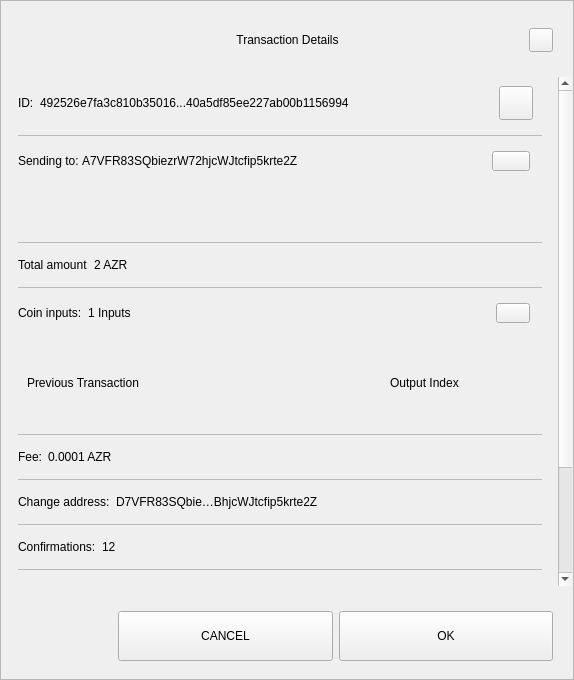
The window that src/qt/aezora/forms/sendconfirmdialog.ui (decenomy/AZR) describes before a commit, drawn with Qt 5.
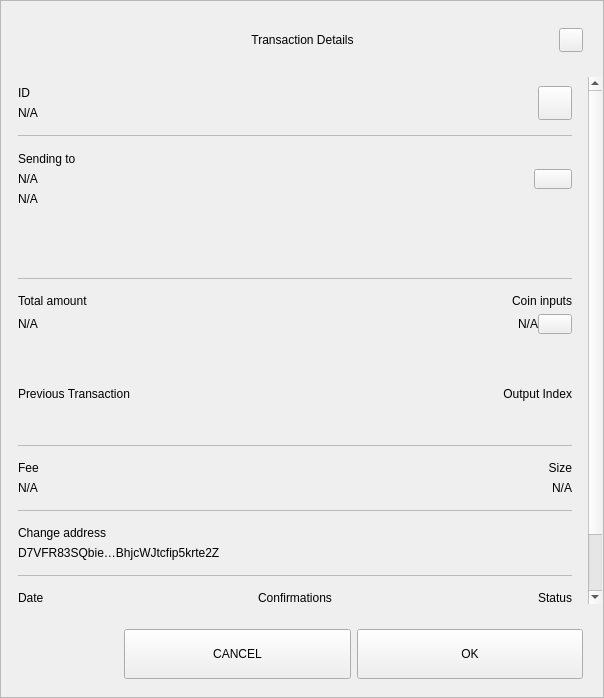
The same window after the commit.

The edit to the form file:
```diff
--- a/src/qt/aezora/forms/sendconfirmdialog.ui
+++ b/src/qt/aezora/forms/sendconfirmdialog.ui
@@ -6,8 +6,8 @@
    <rect>
     <x>0</x>
     <y>0</y>
-    <width>574</width>
-    <height>680</height>
+    <width>604</width>
+    <height>698</height>
    </rect>
   </property>
   <property name="sizePolicy">
@@ -218,8 +218,8 @@
              <rect>
               <x>0</x>
               <y>0</y>
-              <width>556</width>
-              <height>672</height>
+              <width>586</width>
+              <height>644</height>
              </rect>
             </property>
             <property name="autoFillBackground">
@@ -263,10 +263,15 @@
                 </property>
                 <item>
                  <widget class="QWidget" name="contentID" native="true">
-                  <layout class="QHBoxLayout" name="horizontalLayout_12" stretch="0,1,0">
+                  <layout class="QHBoxLayout" name="horizontalLayout_12" stretch="0,0">
                    <property name="leftMargin">
                     <number>0</number>
                    </property>
+                   <property name="rightMargin">
+                    <number>0</number>
+                   </property>
+                   <item>
+                    <layout class="QVBoxLayout" name="contentID_int">
                    <item>
                     <widget class="QLabel" name="labelId">
                      <property name="maximumSize">
@@ -276,16 +281,18 @@
                       </size>
                      </property>
                      <property name="text">
-                      <string>ID:</string>
+                        <string>ID</string>
                      </property>
                     </widget>
                    </item>
                    <item>
                     <widget class="QLabel" name="textId">
                      <property name="text">
-                      <string>492526e7fa3c810b35016...40a5df85ee227ab00b1156994</string>
-                     </property>
-                    </widget>
+                        <string notr="true">N/A</string>
+                       </property>
+                      </widget>
+                     </item>
+                    </layout>
                    </item>
                    <item>
                     <widget class="QPushButton" name="pushCopy">
@@ -319,7 +326,7 @@
                  </widget>
                 </item>
                 <item>
-                 <widget class="QLabel" name="labelDivider9">
+                 <widget class="QLabel" name="labelDividerID">
                   <property name="maximumSize">
                    <size>
                     <width>16777215</width>
@@ -335,16 +342,36 @@
                  </widget>
                 </item>
                 <item>
-                 <widget class="QWidget" name="contentOutputs" native="true">
-                  <layout class="QHBoxLayout" name="horizontalLayout_11" stretch="0,3,0">
+                 <widget class="QWidget" name="contentOutputsLabel" native="true">
+                  <layout class="QHBoxLayout" name="horizontalLayout_11" stretch="0,0">
                    <property name="spacing">
+                    <number>6</number>
+                   </property>
+                   <property name="leftMargin">
                     <number>0</number>
                    </property>
+                   <property name="topMargin">
+                    <number>9</number>
+                   </property>
+                   <property name="rightMargin">
+                    <number>0</number>
+                   </property>
+                   <property name="bottomMargin">
+                    <number>9</number>
+                   </property>
+                   <item>
+                    <layout class="QVBoxLayout" name="contentOutputsLabel_int">
                    <property name="leftMargin">
                     <number>0</number>
                    </property>
+                     <property name="topMargin">
+                      <number>1</number>
+                     </property>
                    <property name="rightMargin">
-                    <number>12</number>
+                      <number>6</number>
+                     </property>
+                     <property name="bottomMargin">
+                      <number>1</number>
                    </property>
                    <item>
                     <widget class="QLabel" name="labelSend">
@@ -355,16 +382,43 @@
                       </size>
                      </property>
                      <property name="text">
-                      <string>Sending to: </string>
+                        <string>Sending to</string>
+                       </property>
+                      </widget>
+                     </item>
+                     <item>
+                      <widget class="QWidget" name="widget" native="true">
+                       <layout class="QVBoxLayout" name="verticalLayout_6">
+                        <property name="leftMargin">
+                         <number>0</number>
+                        </property>
+                        <property name="topMargin">
+                         <number>0</number>
+                        </property>
+                        <property name="rightMargin">
+                         <number>0</number>
+                        </property>
+                        <property name="bottomMargin">
+                         <number>0</number>
+                        </property>
+                        <item>
+                         <widget class="QLabel" name="textSendLabel">
+                          <property name="text">
+                           <string notr="true">N/A</string>
                      </property>
                     </widget>
                    </item>
                    <item>
                     <widget class="QLabel" name="textSend">
                      <property name="text">
-                      <string>A7VFR83SQbiezrW72hjcWJtcfip5krte2Z </string>
-                     </property>
-                    </widget>
+                           <string notr="true">N/A</string>
+                          </property>
+                         </widget>
+                        </item>
+                       </layout>
+                      </widget>
+                     </item>
+                    </layout>
                    </item>
                    <item>
                     <widget class="QPushButton" name="pushOutputs">
@@ -415,7 +469,7 @@
                     <rect>
                      <x>0</x>
                      <y>0</y>
-                     <width>522</width>
+                     <width>552</width>
                      <height>48</height>
                     </rect>
                    </property>
@@ -428,7 +482,7 @@
                  </widget>
                 </item>
                 <item>
-                 <widget class="QLabel" name="labelDivider8">
+                 <widget class="QLabel" name="labelDividerOutputs">
                   <property name="maximumSize">
                    <size>
                     <width>16777215</width>
@@ -444,12 +498,31 @@
                  </widget>
                 </item>
                 <item>
-                 <widget class="QWidget" name="contentAmount" native="true">
-                  <layout class="QHBoxLayout" name="horizontalLayout_4" stretch="0,1">
+                 <widget class="QWidget" name="gridAmounts" native="true">
+                  <layout class="QGridLayout" name="contentAmountInputs">
                    <property name="leftMargin">
                     <number>0</number>
                    </property>
-                   <item>
+                   <property name="topMargin">
+                    <number>9</number>
+                   </property>
+                   <property name="rightMargin">
+                    <number>0</number>
+                   </property>
+                   <property name="bottomMargin">
+                    <number>9</number>
+                   </property>
+                   <property name="horizontalSpacing">
+                    <number>12</number>
+                   </property>
+                   <item row="1" column="0">
+                    <widget class="QLabel" name="textAmount">
+                     <property name="text">
+                      <string notr="true">N/A</string>
+                     </property>
+                    </widget>
+                   </item>
+                   <item row="0" column="0">
                     <widget class="QLabel" name="labelAmount">
                      <property name="maximumSize">
                       <size>
@@ -462,42 +535,7 @@
                      </property>
                     </widget>
                    </item>
-                   <item>
-                    <widget class="QLabel" name="textAmount">
-                     <property name="text">
-                      <string>2 AZR</string>
-                     </property>
-                    </widget>
-                   </item>
-                  </layout>
-                 </widget>
-                </item>
-                <item>
-                 <widget class="QLabel" name="labelDivider6">
-                  <property name="maximumSize">
-                   <size>
-                    <width>16777215</width>
-                    <height>1</height>
-                   </size>
-                  </property>
-                  <property name="styleSheet">
-                   <string notr="true">background-color:#bababa;</string>
-                  </property>
-                  <property name="text">
-                   <string/>
-                  </property>
-                 </widget>
-                </item>
-                <item>
-                 <widget class="QWidget" name="contentInputs" native="true">
-                  <layout class="QHBoxLayout" name="horizontalLayout" stretch="0,2,0">
-                   <property name="leftMargin">
-                    <number>0</number>
-                   </property>
-                   <property name="rightMargin">
-                    <number>12</number>
-                   </property>
-                   <item>
+                   <item row="0" column="3">
                     <widget class="QLabel" name="labelInputs">
                      <property name="sizePolicy">
                       <sizepolicy hsizetype="Minimum" vsizetype="Preferred">
@@ -512,14 +550,22 @@
                       </size>
                      </property>
                      <property name="text">
-                      <string>Coin inputs:</string>
+                      <string>Coin inputs</string>
+                     </property>
+                     <property name="alignment">
+                      <set>Qt::AlignRight|Qt::AlignTrailing|Qt::AlignVCenter</set>
                      </property>
                     </widget>
                    </item>
+                   <item row="1" column="3">
+                    <layout class="QHBoxLayout" name="horizontalLayout">
                    <item>
                     <widget class="QLabel" name="textInputs">
                      <property name="text">
-                      <string>1 Inputs</string>
+                        <string notr="true">N/A</string>
+                       </property>
+                       <property name="alignment">
+                        <set>Qt::AlignRight|Qt::AlignTrailing|Qt::AlignVCenter</set>
                      </property>
                     </widget>
                    </item>
@@ -534,6 +580,9 @@
                      <property name="focusPolicy">
                       <enum>Qt::NoFocus</enum>
                      </property>
+                       <property name="layoutDirection">
+                        <enum>Qt::LeftToRight</enum>
+                       </property>
                      <property name="styleSheet">
                       <string notr="true"/>
                      </property>
@@ -541,6 +590,8 @@
                       <string/>
                      </property>
                     </widget>
+                     </item>
+                    </layout>
                    </item>
                   </layout>
                  </widget>
@@ -559,13 +610,41 @@
                     <height>90</height>
                    </size>
                   </property>
-                  <layout class="QGridLayout" name="gridLayoutInput" columnstretch="5,2" rowminimumheight="0">
+                  <property name="lineWidth">
+                   <number>0</number>
+                  </property>
+                  <layout class="QGridLayout" name="gridLayoutInput" columnstretch="5,0">
                    <property name="sizeConstraint">
                     <enum>QLayout::SetMaximumSize</enum>
                    </property>
+                   <property name="leftMargin">
+                    <number>0</number>
+                   </property>
+                   <property name="rightMargin">
+                    <number>0</number>
+                   </property>
                    <property name="verticalSpacing">
                     <number>0</number>
                    </property>
+                   <item row="0" column="1">
+                    <widget class="QLabel" name="labelOutputIndex">
+                     <property name="layoutDirection">
+                      <enum>Qt::LeftToRight</enum>
+                     </property>
+                     <property name="text">
+                      <string>Output Index</string>
+                     </property>
+                     <property name="textFormat">
+                      <enum>Qt::AutoText</enum>
+                     </property>
+                     <property name="alignment">
+                      <set>Qt::AlignRight|Qt::AlignTrailing|Qt::AlignVCenter</set>
+                     </property>
+                     <property name="margin">
+                      <number>0</number>
+                     </property>
+                    </widget>
+                   </item>
                    <item row="0" column="0" alignment="Qt::AlignLeft">
                     <widget class="QLabel" name="labelTitlePrevTx">
                      <property name="text">
@@ -573,21 +652,11 @@
                      </property>
                     </widget>
                    </item>
-                   <item row="0" column="1" alignment="Qt::AlignLeft">
-                    <widget class="QLabel" name="labelOutputIndex">
-                     <property name="text">
-                      <string>Output Index</string>
-                     </property>
-                     <property name="alignment">
-                      <set>Qt::AlignCenter</set>
-                     </property>
-                    </widget>
-                   </item>
                   </layout>
                  </widget>
                 </item>
                 <item>
-                 <widget class="QLabel" name="labelDivider1">
+                 <widget class="QLabel" name="labelDividerPrevtx">
                   <property name="maximumSize">
                    <size>
                     <width>16777215</width>
@@ -603,9 +672,19 @@
                  </widget>
                 </item>
                 <item>
-                 <widget class="QWidget" name="contentFee" native="true">
-                  <layout class="QHBoxLayout" name="horizontalLayout_7" stretch="0,1">
-                   <property name="leftMargin">
+                 <layout class="QHBoxLayout" name="contentFeeSize">
+                  <property name="topMargin">
+                   <number>9</number>
+                  </property>
+                  <property name="bottomMargin">
+                   <number>9</number>
+                  </property>
+                  <item>
+                   <layout class="QVBoxLayout" name="contentFee">
+                    <property name="topMargin">
+                     <number>0</number>
+                    </property>
+                    <property name="bottomMargin">
                     <number>0</number>
                    </property>
                    <item>
@@ -617,22 +696,64 @@
                       </size>
                      </property>
                      <property name="text">
-                      <string>Fee:</string>
+                       <string>Fee</string>
                      </property>
                     </widget>
                    </item>
                    <item>
                     <widget class="QLabel" name="textFee">
                      <property name="text">
-                      <string>0.0001 AZR</string>
+                       <string notr="true">N/A</string>
                      </property>
                     </widget>
                    </item>
                   </layout>
+                  </item>
+                  <item>
+                   <widget class="QWidget" name="contentSize" native="true">
+                    <layout class="QVBoxLayout" name="contentSize_layout">
+                     <property name="topMargin">
+                      <number>0</number>
+                     </property>
+                     <property name="rightMargin">
+                      <number>0</number>
+                     </property>
+                     <property name="bottomMargin">
+                      <number>0</number>
+                     </property>
+                     <item>
+                      <widget class="QLabel" name="labelSize">
+                       <property name="maximumSize">
+                        <size>
+                         <width>16777215</width>
+                         <height>16777215</height>
+                        </size>
+                       </property>
+                       <property name="text">
+                        <string>Size</string>
+                       </property>
+                       <property name="alignment">
+                        <set>Qt::AlignRight|Qt::AlignTrailing|Qt::AlignVCenter</set>
+                       </property>
                  </widget>
                 </item>
                 <item>
-                 <widget class="QLabel" name="labelDivider2">
+                      <widget class="QLabel" name="textSize">
+                       <property name="text">
+                        <string notr="true">N/A</string>
+                       </property>
+                       <property name="alignment">
+                        <set>Qt::AlignRight|Qt::AlignTrailing|Qt::AlignVCenter</set>
+                       </property>
+                      </widget>
+                     </item>
+                    </layout>
+                   </widget>
+                  </item>
+                 </layout>
+                </item>
+                <item>
+                 <widget class="QLabel" name="labelDividerFeeSize">
                   <property name="maximumSize">
                    <size>
                     <width>16777215</width>
@@ -649,10 +770,19 @@
                 </item>
                 <item>
                  <widget class="QWidget" name="contentChangeAddress" native="true">
-                  <layout class="QHBoxLayout" name="horizontalLayout_6" stretch="0,1">
+                  <layout class="QVBoxLayout" name="contentChangeAddress_layout">
                    <property name="leftMargin">
                     <number>0</number>
                    </property>
+                   <property name="topMargin">
+                    <number>9</number>
+                   </property>
+                   <property name="rightMargin">
+                    <number>0</number>
+                   </property>
+                   <property name="bottomMargin">
+                    <number>9</number>
+                   </property>
                    <item>
                     <widget class="QLabel" name="labelChange">
                      <property name="maximumSize">
@@ -662,7 +792,7 @@
                       </size>
                      </property>
                      <property name="text">
-                      <string>Change address:</string>
+                      <string>Change address</string>
                      </property>
                     </widget>
                    </item>
@@ -677,7 +807,7 @@
                  </widget>
                 </item>
                 <item>
-                 <widget class="QLabel" name="labelDivider4">
+                 <widget class="QLabel" name="labelDividerChange">
                   <property name="maximumSize">
                    <size>
                     <width>16777215</width>
@@ -693,12 +823,25 @@
                  </widget>
                 </item>
                 <item>
-                 <widget class="QWidget" name="contentConfirmations" native="true">
-                  <layout class="QHBoxLayout" name="horizontalLayout_8" stretch="0,1">
+                 <widget class="QWidget" name="gridConfDateStatus" native="true">
+                  <layout class="QGridLayout" name="contentConfDateStatus">
                    <property name="leftMargin">
                     <number>0</number>
                    </property>
-                   <item>
+                   <property name="rightMargin">
+                    <number>0</number>
+                   </property>
+                   <item row="1" column="3">
+                    <widget class="QLabel" name="textStatus">
+                     <property name="text">
+                      <string>Spendable</string>
+                     </property>
+                     <property name="alignment">
+                      <set>Qt::AlignRight|Qt::AlignTrailing|Qt::AlignVCenter</set>
+                     </property>
+                    </widget>
+                   </item>
+                   <item row="0" column="1">
                     <widget class="QLabel" name="labelConfirmations">
                      <property name="maximumSize">
                       <size>
@@ -707,88 +850,40 @@
                       </size>
                      </property>
                      <property name="text">
-                      <string>Confirmations:</string>
+                      <string>Confirmations</string>
                      </property>
+                     <property name="alignment">
+                      <set>Qt::AlignCenter</set>
+                     </property>
                     </widget>
                    </item>
-                   <item>
+                   <item row="0" column="3">
+                    <widget class="QLabel" name="labelStatus">
+                     <property name="maximumSize">
+                      <size>
+                       <width>16777215</width>
+                       <height>16777215</height>
+                      </size>
+                     </property>
+                     <property name="text">
+                      <string>Status</string>
+                     </property>
+                     <property name="alignment">
+                      <set>Qt::AlignRight|Qt::AlignTrailing|Qt::AlignVCenter</set>
+                     </property>
+                    </widget>
+                   </item>
+                   <item row="1" column="1">
                     <widget class="QLabel" name="textConfirmations">
                      <property name="text">
-                      <string>12</string>
+                      <string notr="true">N/A</string>
                      </property>
-                    </widget>
-                   </item>
-                  </layout>
-                 </widget>
-                </item>
-                <item>
-                 <widget class="QLabel" name="labelDivider7">
-                  <property name="maximumSize">
-                   <size>
-                    <width>16777215</width>
-                    <height>1</height>
-                   </size>
-                  </property>
-                  <property name="styleSheet">
-                   <string notr="true">background-color:#bababa;</string>
-                  </property>
-                  <property name="text">
-                   <string/>
-                  </property>
-                 </widget>
-                </item>
-                <item>
-                 <widget class="QWidget" name="contentSize" native="true">
-                  <layout class="QHBoxLayout" name="horizontalLayout_9" stretch="0,1">
-                   <property name="leftMargin">
-                    <number>0</number>
-                   </property>
-                   <item>
-                    <widget class="QLabel" name="labelSize">
-                     <property name="maximumSize">
-                      <size>
-                       <width>16777215</width>
-                       <height>16777215</height>
-                      </size>
-                     </property>
-                     <property name="text">
-                      <string>Size:</string>
-                     </property>
-                    </widget>
-                   </item>
-                   <item>
-                    <widget class="QLabel" name="textSize">
-                     <property name="text">
-                      <string>2 kB</string>
-                     </property>
-                    </widget>
-                   </item>
-                  </layout>
-                 </widget>
-                </item>
-                <item>
-                 <widget class="QLabel" name="labelDivider3">
-                  <property name="maximumSize">
-                   <size>
-                    <width>16777215</width>
-                    <height>1</height>
-                   </size>
-                  </property>
-                  <property name="styleSheet">
-                   <string notr="true">background-color:#bababa;</string>
-                  </property>
-                  <property name="text">
-                   <string/>
-                  </property>
-                 </widget>
-                </item>
-                <item>
-                 <widget class="QWidget" name="contentDate" native="true">
-                  <layout class="QHBoxLayout" name="horizontalLayout_5" stretch="0,1">
-                   <property name="leftMargin">
-                    <number>0</number>
-                   </property>
-                   <item>
+                     <property name="alignment">
+                      <set>Qt::AlignCenter</set>
+                     </property>
+                    </widget>
+                   </item>
+                   <item row="0" column="0">
                     <widget class="QLabel" name="labelDate">
                      <property name="maximumSize">
                       <size>
@@ -797,22 +892,28 @@
                       </size>
                      </property>
                      <property name="text">
-                      <string>Date:</string>
+                      <string>Date</string>
+                     </property>
+                     <property name="alignment">
+                      <set>Qt::AlignLeading|Qt::AlignLeft|Qt::AlignVCenter</set>
                      </property>
                     </widget>
                    </item>
-                   <item>
+                   <item row="1" column="0">
                     <widget class="QLabel" name="textDate">
                      <property name="text">
                       <string>May 25, 2017</string>
                      </property>
+                     <property name="alignment">
+                      <set>Qt::AlignLeading|Qt::AlignLeft|Qt::AlignVCenter</set>
+                     </property>
                     </widget>
                    </item>
                   </layout>
                  </widget>
                 </item>
                 <item>
-                 <widget class="QLabel" name="labelDivider5">
+                 <widget class="QLabel" name="labelDividerConfs">
                   <property name="maximumSize">
                    <size>
                     <width>16777215</width>
@@ -827,35 +928,6 @@
                   </property>
                  </widget>
                 </item>
-                <item>
-                 <widget class="QWidget" name="contentStatus" native="true">
-                  <layout class="QHBoxLayout" name="horizontalLayout_10" stretch="0,1">
-                   <property name="leftMargin">
-                    <number>0</number>
-                   </property>
-                   <item>
-                    <widget class="QLabel" name="labelStatus">
-                     <property name="maximumSize">
-                      <size>
-                       <width>16777215</width>
-                       <height>16777215</height>
-                      </size>
-                     </property>
-                     <property name="text">
-                      <string>Status:</string>
-                     </property>
-                    </widget>
-                   </item>
-                   <item>
-                    <widget class="QLabel" name="textStatus">
-                     <property name="text">
-                      <string>Spendable</string>
-                     </property>
-                    </widget>
-                   </item>
-                  </layout>
-                 </widget>
-                </item>
                 <item>
                  <spacer name="verticalSpacer_2">
                   <property name="orientation">
```
Lines whose indentation alone changed are shown as unchanged.
